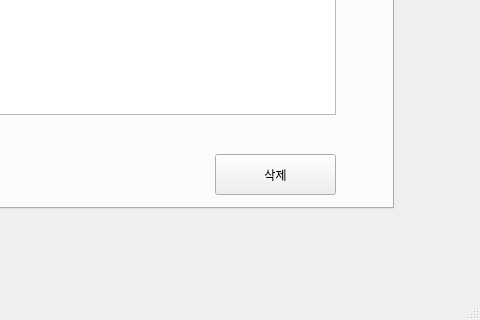
Qt form GUI/smart_farmer.ui (addinedu-ros-5th/iot-repo-5) before a commit; both pictures show x 577 to 1057 and y 512 to 832 of the 1057 by 832 pixel window.
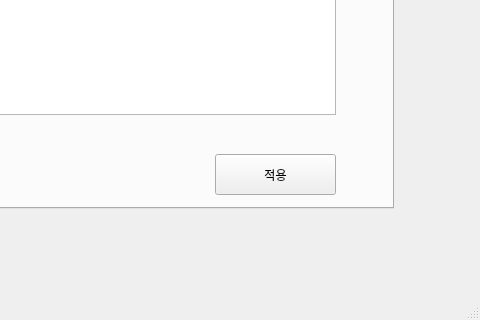
The same form after that commit.

Commit message: done add fucntion, delete function. Thoug code refactoring is required, it works.

Patch:
```diff
--- a/GUI/smart_farmer.ui
+++ b/GUI/smart_farmer.ui
@@ -330,7 +330,7 @@
        </rect>
       </property>
       <property name="text">
-       <string>삭제</string>
+       <string>적용</string>
       </property>
      </widget>
      <widget class="QTableWidget" name="tableWidget">
```
Left out of the diff: 6 changed lines with no effect on the pictures. The commit also changes 1 other file.
